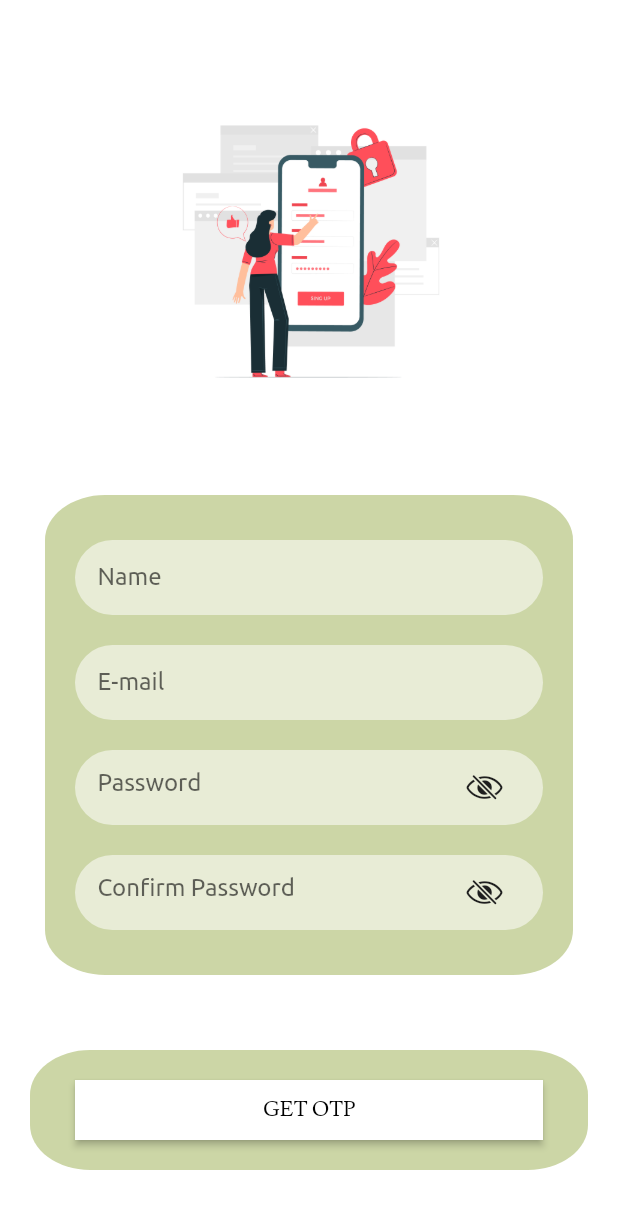
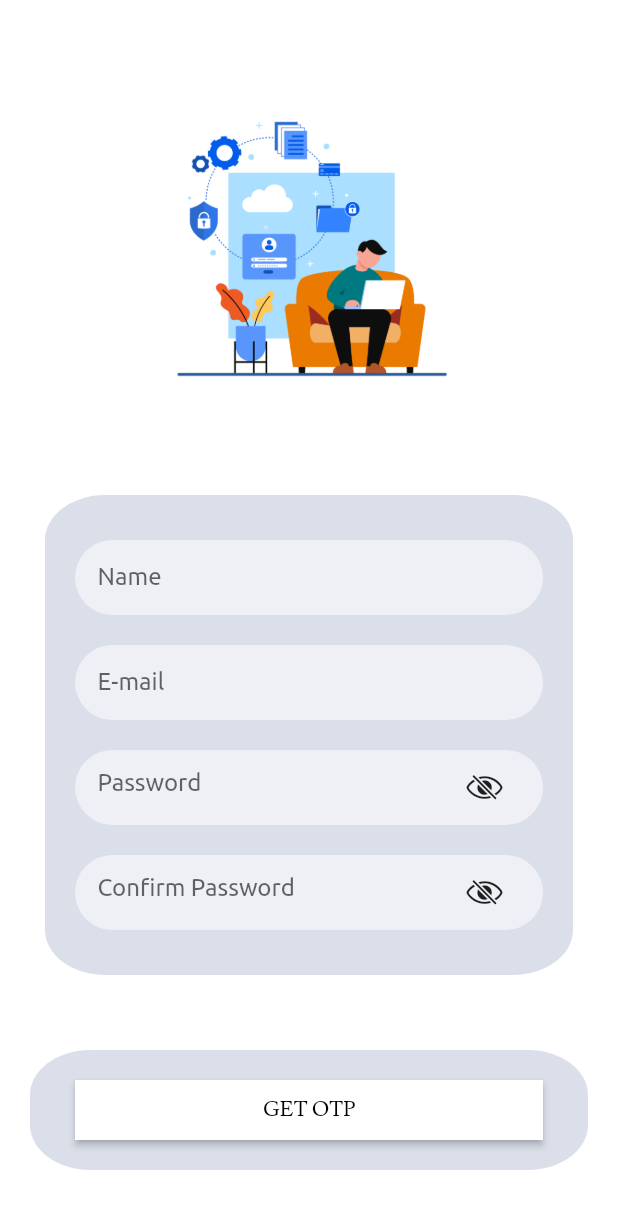
Before and after one commit to akshat-k04/techdo, a Flutter app: the screen it shows after launch, after a tap on "Don't have an account?", on a phone screen of 412 x 824 dp. Shown: the top 1209 px of the screen. Run offline on Flutter 3.47's test engine with Material 2 defaults, Android fonts, the light colour scheme and no system bars; our stand-ins replace email_validator, percent_indicator, shared_preferences; missing offline and left inert: flutter_calendar_week; network calls fail.

Commit message:
loading widget is added

```diff
--- a/lib/api/authapi.dart
+++ b/lib/api/authapi.dart
@@ -48,6 +48,9 @@ class authapiservice {
     var response = await http.post(requestUri,body: authmdl(email: email, otp: otp,password: password).forgetmap());
     print("recived data") ;
     var decoded = jsonDecode(response.body);
+    print(otp) ;
+    print(email) ;
+
     return decoded["bol"] ; //true or false
   }
   // return the true or false
--- a/lib/providers/authprovider.dart
+++ b/lib/providers/authprovider.dart
@@ -47,7 +47,7 @@ class authprovider with ChangeNotifier{
 
   Future<String> forgetpass(String email , String password,String otp)async {
 
-    var status = await authapiservice.forgetpass(email, password, otp)  ;
+    var status = await authapiservice.forgetpass(email, otp, password)  ;
     return status ;
   }
   // true or false
--- a/lib/screens/afterauth/createtodo.dart
+++ b/lib/screens/afterauth/createtodo.dart
@@ -35,8 +35,9 @@ class createtodo extends StatelessWidget{
               priority: (num==0)?"low":(num==1)?"modarate":"high" ,
               unqid:const Uuid().v1()
             ) ;
+            Navigator.push(context, MaterialPageRoute(builder: (context) => Home())) ;
             await prder.create(tod, authprder.hashmail) ;
-            Navigator.push(context, MaterialPageRoute(builder: (context) => Home())) ;
+            print("it runs") ;
           }
         },
         backgroundColor: Color(0xFF9BA4B5),
--- a/lib/screens/afterauth/update.dart
+++ b/lib/screens/afterauth/update.dart
@@ -41,8 +41,9 @@ class updatetodo extends StatelessWidget{
                 priority: (num==0)?"low":(num==1)?"modarate":"high" ,
                 unqid:tempe.unqid
             ) ;
+            Navigator.push(context, MaterialPageRoute(builder: (context) => Home())) ;
             await prder.update(tod, authprder.hashmail) ;
-            Navigator.push(context, MaterialPageRoute(builder: (context) => Home())) ;
+
           }
         },
         backgroundColor: Color(0xFF9BA4B5),
--- a/lib/screens/auth/login.dart
+++ b/lib/screens/auth/login.dart
@@ -9,6 +9,7 @@ import 'package:techdo/screens/auth/forgetPassword.dart';
 import 'package:techdo/screens/auth/signup.dart';
 import 'package:techdo/screens/customWidget/inputField.dart';
 import 'package:techdo/screens/customWidget/button.dart';
+import 'package:techdo/screens/customWidget/progress%20indicator.dart';
 import 'package:techdo/screens/customWidget/toast.dart';
 
 class loginpg extends StatefulWidget {
@@ -22,7 +23,7 @@ class loginpg extends StatefulWidget {
 class loginstate extends State<loginpg>{
   final TextEditingController _email = TextEditingController();
   final TextEditingController _password = TextEditingController();
-
+  bool fetch = false ;
   @override
   Widget build(BuildContext context) {
     authprovider prder = Provider.of<authprovider>(context,listen: false);
@@ -60,8 +61,8 @@ class loginstate extends State<loginpg>{
                     const SizedBox(
                       height: 20,
                     ),
-                    WriteHere(hint:'E-mail', controller: _email, readonly: false,),
-                    WriteHere(hint: 'Password', controller: _password, readonly: false,) ,
+                    WriteHere(hint:'E-mail', controller: _email, readonly: fetch,),
+                    WriteHere(hint: 'Password', controller: _password, readonly: fetch,) ,
                     const SizedBox(
                       height: 20,
                     ),
@@ -69,8 +70,12 @@ class loginstate extends State<loginpg>{
                 ),
               ),
 
-              Container(
+              (fetch)?LoadingWidget():Container(
                 // height: 100,
+                // constraints: BoxConstraints(
+                //   minHeight: 100,
+                //   minWidth: 100
+                // ),
                 margin: const EdgeInsets.all(20),
                 decoration:  const BoxDecoration(
                   // color: Color(0xFFE5F9DB) ,
@@ -88,6 +93,9 @@ class loginstate extends State<loginpg>{
                     showToast(context, 'Enter a valid email address');
                   }
                   else {
+                    setState(() {
+                      fetch=true ;
+                    });
                     if (await prder.Userexistance(_email.text) == 'true') {
                       var tp =await prder.checkLogin(_email.text, _password.text) ;
                       if (tp =='false') {
@@ -100,6 +108,9 @@ class loginstate extends State<loginpg>{
                         sp.setString('email', _email.text);
                         sp.setString('hashmail',tp);
                         prdert.getalltodos(_email.text, tp) ;
+                        setState(() {
+                          fetch=false ;
+                        });
                         Navigator.of(context).pushAndRemoveUntil(createRoute("home"), (Route<dynamic> route) => false);
                       }
                     }
@@ -107,6 +118,9 @@ class loginstate extends State<loginpg>{
                       showToast(context, 'user not exist');
                     }
                   }
+                  setState(() {
+                    fetch=false ;
+                  });
                 }
                 ),
               ),
--- a/lib/screens/auth/signup.dart
+++ b/lib/screens/auth/signup.dart
@@ -5,6 +5,7 @@ import 'package:techdo/providers/authprovider.dart';
 import 'package:techdo/screens/auth/OTP.dart';
 import 'package:techdo/screens/customWidget/inputField.dart';
 import 'package:techdo/screens/customWidget/button.dart';
+import 'package:techdo/screens/customWidget/progress%20indicator.dart';
 import 'package:techdo/screens/customWidget/toast.dart';
 
 class signuppg extends StatefulWidget {
@@ -20,7 +21,7 @@ class loginstate extends State<signuppg>{
   final TextEditingController _password = TextEditingController();
   final TextEditingController _name = TextEditingController();
   final TextEditingController _confpassword = TextEditingController();
-
+  bool fetch = false ;
   @override
   Widget build(BuildContext context) {
     authprovider prder = Provider.of<authprovider>(context,listen: false);
@@ -48,9 +49,9 @@ class loginstate extends State<signuppg>{
 
                 margin: const EdgeInsets.all(30),
                 decoration:  const BoxDecoration(
-                  color: Color(0xFFCCD6A6) ,
+                  // color: Color(0xFFCCD6A6) ,
 
-                  // color: Color(0xFFDBDFEA),
+                  color: Color(0xFFDBDFEA),
                   // color:  Colors.redAccent,
                   borderRadius: BorderRadius.all(Radius.elliptical(40, 30)) ,
                 ),
@@ -59,10 +60,10 @@ class loginstate extends State<signuppg>{
                     const SizedBox(
                       height: 20,
                     ),
-                    WriteHere(hint:'Name', controller: _name, readonly: false,),
-                    WriteHere(hint:'E-mail', controller: _email, readonly: false,),
-                    WriteHere(hint:'Password', controller: _password, readonly: false,),
-                    WriteHere(hint: 'Confirm Password', controller: _confpassword, readonly: false,) ,
+                    WriteHere(hint:'Name', controller: _name, readonly: fetch,),
+                    WriteHere(hint:'E-mail', controller: _email, readonly: fetch,),
+                    WriteHere(hint:'Password', controller: _password, readonly: fetch,),
+                    WriteHere(hint: 'Confirm Password', controller: _confpassword, readonly: fetch,) ,
                     const SizedBox(
                       height: 20,
                     ),
@@ -70,12 +71,12 @@ class loginstate extends State<signuppg>{
                 ), //info page
               ),
 
-              Container(
+              (fetch)?LoadingWidget():Container(
                 // height: 100,
                 margin: const EdgeInsets.all(20),
                 decoration:  const BoxDecoration(
-                  color: Color(0xFFCCD6A6) ,
-                  // color: Color(0xFFDBDFEA),
+                  // color: Color(0xFFCCD6A6) ,
+                  color: Color(0xFFDBDFEA),
                   // color: Colors.redAccent,
                   borderRadius: BorderRadius.all(Radius.elliptical(40, 30)) ,
                   // border: Border.all(color: const Color(0xFFE5F9DB) ),
@@ -94,15 +95,23 @@ class loginstate extends State<signuppg>{
 
                   }
                   else {
+                    setState(() {
+                      fetch=true ;
+                    });
                     if (await prder.Userexistance(_email.text) == 'true') {
                       showToast(context, 'user already exist');
                     }
                     else {
                       await prder.OTPsend(_email.text);
+                      setState(() {
+                        fetch=false ;
+                      });
                       Navigator.of(context).push(createRoute("otp"));
                     }
                   }
-
+                  setState(() {
+                    fetch=false ;
+                  });
                 },)  ,
               ), //button
 
--- a/lib/screens/auth/splashscreen.dart
+++ b/lib/screens/auth/splashscreen.dart
@@ -6,6 +6,7 @@ import 'package:techdo/providers/authprovider.dart';
 import 'package:techdo/providers/todoprovider.dart';
 import 'package:techdo/screens/afterauth/HomeScreen.dart';
 import 'package:techdo/screens/auth/login.dart';
+import 'package:techdo/screens/customWidget/progress%20indicator.dart';
 
 class SplashScreen extends StatefulWidget{
   @override
@@ -16,7 +17,7 @@ class SplashScreen extends StatefulWidget{
 }
 
 class splashstate extends State<SplashScreen>{
-  bool fetch = false ;
+  bool fetch = true ;
   @override
   void process ()async{
     authprovider prder = Provider.of<authprovider>(context,listen: false);
@@ -28,9 +29,6 @@ class splashstate extends State<SplashScreen>{
     await Future.delayed( Duration(seconds: 1)) ;
     if(email!=null){
       String? hashmal = sp.getString('hashmail') ;
-      setState(() {
-        fetch= true ;
-      });
       await prder.setemailHashmail(email, hashmal!) ;
       await prder.getit() ;
       await prdert.getalltodos(email, hashmal!) ;
@@ -55,6 +53,9 @@ class splashstate extends State<SplashScreen>{
   Widget build(BuildContext context) {
     return Scaffold(
       backgroundColor: Colors.blueGrey,
+      body: Center(
+        child: (fetch==true)?LoadingWidget():SizedBox(),
+      ),
     ) ;
   }
   Route createRoute(String st) {
--- a/pubspec.yaml
+++ b/pubspec.yaml
@@ -69,6 +69,7 @@ flutter:
   assets:
      - assets/image/login.jpg
      - assets/image/signup.jpg
+     - assets/image/forgetpassword.jpg
   # An image asset can refer to one or more resolution-specific "variants", see
   # https://flutter.dev/assets-and-images/#resolution-aware
 
```
Also changed, not shown: lib/screens/auth/OTP.dart (+13 -4 lines), lib/screens/auth/forgetPassword.dart (+20 -7 lines), assets/image/forgetpassword.jpg (added), assets/image/signup.jpg.
